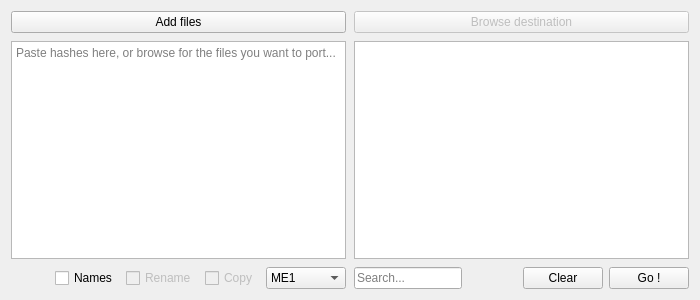
Qt form texturemapper.ui (starkgate/TextureMapper) before a commit.
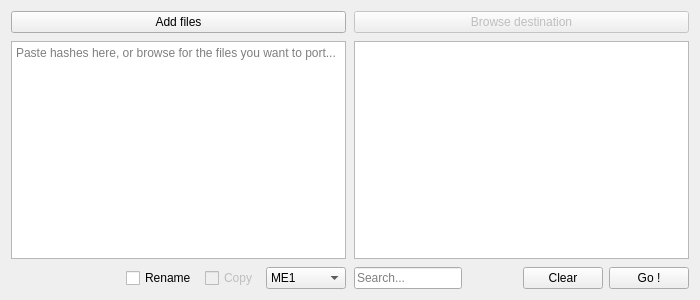
The same form after that commit. Icons and pictures are not drawn.

```diff
--- a/texturemapper.ui
+++ b/texturemapper.ui
@@ -46,7 +46,7 @@
        <number>8</number>
       </property>
       <item row="3" column="0">
-       <layout class="QHBoxLayout" name="hl1" stretch="0,0,0,0,0">
+       <layout class="QHBoxLayout" name="hl1" stretch="0,0,0,0">
         <property name="spacing">
          <number>8</number>
         </property>
@@ -66,21 +66,8 @@
           </property>
          </spacer>
         </item>
-        <item>
-         <widget class="QCheckBox" name="option_names">
-          <property name="toolTip">
-           <string>&lt;html&gt;&lt;head/&gt;&lt;body&gt;&lt;p&gt;Attempt to detect the hash based only on the name of textures. Don't use this option if you don't know what you're doing.&lt;/p&gt;&lt;/body&gt;&lt;/html&gt;</string>
-          </property>
-          <property name="text">
-           <string>Names</string>
-          </property>
-         </widget>
-        </item>
         <item>
          <widget class="QCheckBox" name="option_rename">
-          <property name="enabled">
-           <bool>false</bool>
-          </property>
           <property name="toolTip">
            <string>&lt;html&gt;&lt;head/&gt;&lt;body&gt;&lt;p&gt;Renames the selected files to name_hash, where name is the name of the texture and hash its hash.&lt;/p&gt;&lt;/body&gt;&lt;/html&gt;</string>
           </property>
```
Left out of the diff: 2 changed lines with no effect on the pictures.
